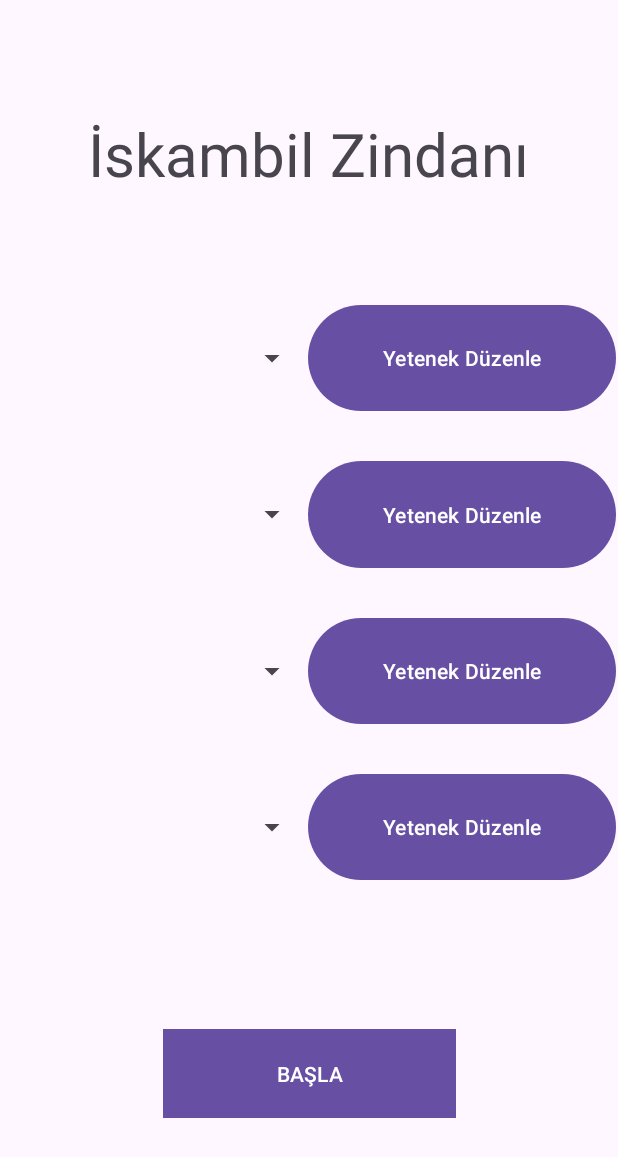
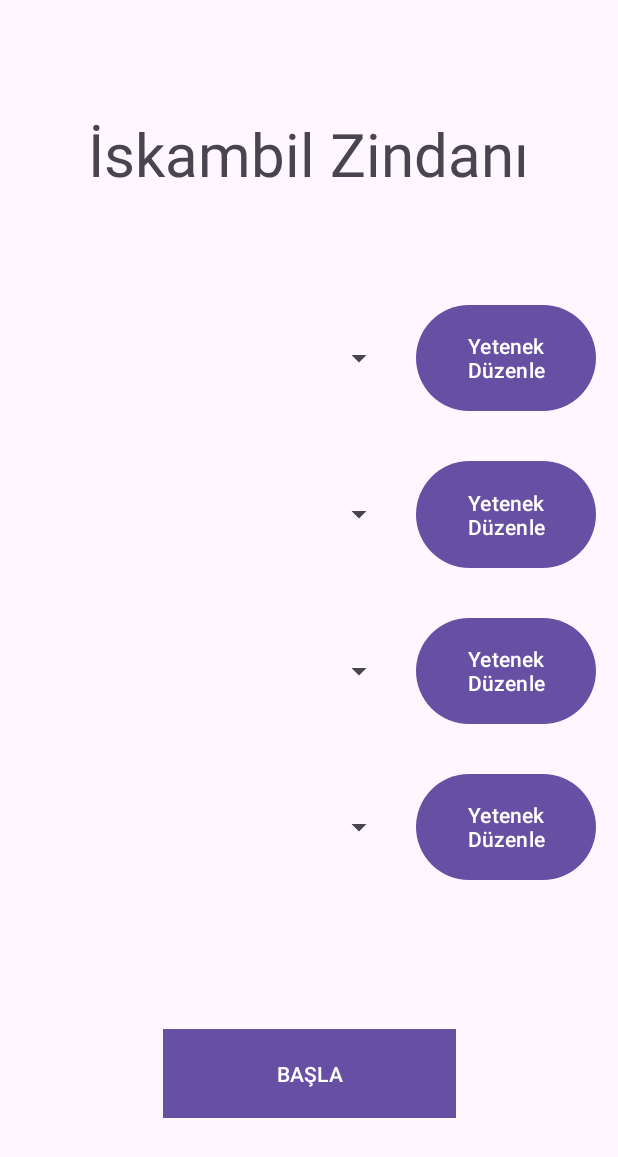
Before and after one commit to Theieyrre/IskambilZindani, an Android app: the layout activity_main.xml on its own in the app's theme, with its tools: preview values and no code run, on a phone screen of 412 x 824 dp. Shown: the top 1157 px of the screen. Run offline under Robolectric (Android 15) with nearby library versions, the phone set to English and light mode, and no system bars.

Commit message:
Fix MainActivity Design

```diff
--- a/app/src/main/res/layout/activity_main.xml
+++ b/app/src/main/res/layout/activity_main.xml
@@ -35,7 +35,7 @@
 
     <Spinner
         android:id="@+id/spinner"
-        android:layout_width="0dp"
+        android:layout_width="250dp"
         android:layout_height="0dp"
         android:layout_marginBottom="25dp"
         android:textAlignment="center"
@@ -46,7 +46,7 @@
 
     <Spinner
         android:id="@+id/spinner2"
-        android:layout_width="0dp"
+        android:layout_width="250dp"
         android:layout_height="0dp"
         android:layout_marginBottom="233dp"
         android:textAlignment="center"
@@ -57,7 +57,7 @@
 
     <Spinner
         android:id="@+id/spinner3"
-        android:layout_width="0dp"
+        android:layout_width="250dp"
         android:layout_height="0dp"
         android:layout_marginTop="199dp"
         android:layout_marginBottom="25dp"
@@ -69,7 +69,7 @@
 
     <Spinner
         android:id="@+id/spinner4"
-        android:layout_width="0dp"
+        android:layout_width="250dp"
         android:layout_height="0dp"
         android:layout_marginBottom="25dp"
         android:textAlignment="center"
@@ -80,12 +80,12 @@
 
     <Button
         android:id="@+id/button1"
-        android:layout_width="0dp"
+        android:layout_width="120dp"
         android:layout_height="0dp"
         android:layout_marginTop="199dp"
         android:layout_marginEnd="1dp"
         android:layout_marginBottom="25dp"
-        android:text="Yetenek Düzenle"
+        android:text="@string/yetenek_duzenle"
         app:layout_constraintBottom_toTopOf="@+id/button2"
         app:layout_constraintEnd_toEndOf="parent"
         app:layout_constraintStart_toEndOf="@+id/spinner3"
@@ -93,11 +93,11 @@
 
     <Button
         android:id="@+id/button2"
-        android:layout_width="0dp"
+        android:layout_width="120dp"
         android:layout_height="0dp"
         android:layout_marginEnd="1dp"
         android:layout_marginBottom="25dp"
-        android:text="Yetenek Düzenle"
+        android:text="@string/yetenek_duzenle"
         app:layout_constraintBottom_toTopOf="@+id/button3"
         app:layout_constraintEnd_toEndOf="parent"
         app:layout_constraintStart_toEndOf="@+id/spinner4"
@@ -105,11 +105,11 @@
 
     <Button
         android:id="@+id/button3"
-        android:layout_width="0dp"
+        android:layout_width="120dp"
         android:layout_height="0dp"
         android:layout_marginEnd="1dp"
         android:layout_marginBottom="25dp"
-        android:text="Yetenek Düzenle"
+        android:text="@string/yetenek_duzenle"
         app:layout_constraintBottom_toTopOf="@+id/button4"
         app:layout_constraintEnd_toEndOf="parent"
         app:layout_constraintStart_toEndOf="@+id/spinner"
@@ -117,11 +117,11 @@
 
     <Button
         android:id="@+id/button4"
-        android:layout_width="0dp"
+        android:layout_width="120dp"
         android:layout_height="0dp"
         android:layout_marginEnd="1dp"
         android:layout_marginBottom="233dp"
-        android:text="Yetenek Düzenle"
+        android:text="@string/yetenek_duzenle"
         app:layout_constraintBottom_toBottomOf="parent"
         app:layout_constraintEnd_toEndOf="parent"
         app:layout_constraintStart_toEndOf="@+id/spinner2"
--- a/app/src/main/res/values/strings.xml
+++ b/app/src/main/res/values/strings.xml
@@ -2,4 +2,5 @@
     <string name="app_name">IskambilZindani</string>
     <string name="main_button">BAŞLA</string>
     <string name="main_title">İskambil Zindanı</string>
+    <string name="yetenek_duzenle">Yetenek Düzenle</string>
 </resources>
```
